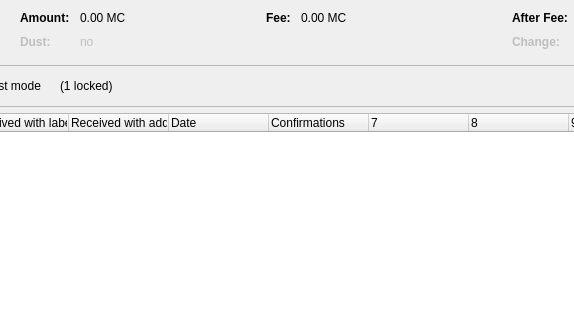
Old version of the form src/qt/forms/coincontroldialog.ui in the repository multicoins/marycoin; both pictures show x 243 to 817 and y 0 to 320 of the 1000 by 500 pixel window.
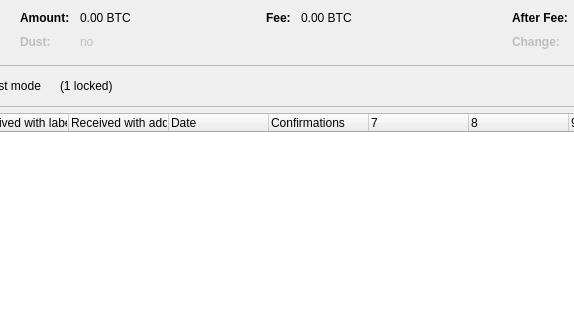
New version of the form. Custom widgets are drawn as their Qt base class.

The edit to the form file:
```diff
--- a/src/qt/forms/coincontroldialog.ui
+++ b/src/qt/forms/coincontroldialog.ui
@@ -132,7 +132,7 @@
           <enum>Qt::ActionsContextMenu</enum>
          </property>
          <property name="text">
-          <string notr="true">0.00 MC</string>
+          <string notr="true">0.00 BTC</string>
          </property>
          <property name="textInteractionFlags">
           <set>Qt::LinksAccessibleByMouse|Qt::TextSelectableByKeyboard|Qt::TextSelectableByMouse</set>
@@ -212,7 +212,7 @@
           <enum>Qt::ActionsContextMenu</enum>
          </property>
          <property name="text">
-          <string notr="true">0.00 MC</string>
+          <string notr="true">0.00 BTC</string>
          </property>
          <property name="textInteractionFlags">
           <set>Qt::LinksAccessibleByMouse|Qt::TextSelectableByKeyboard|Qt::TextSelectableByMouse</set>
```
